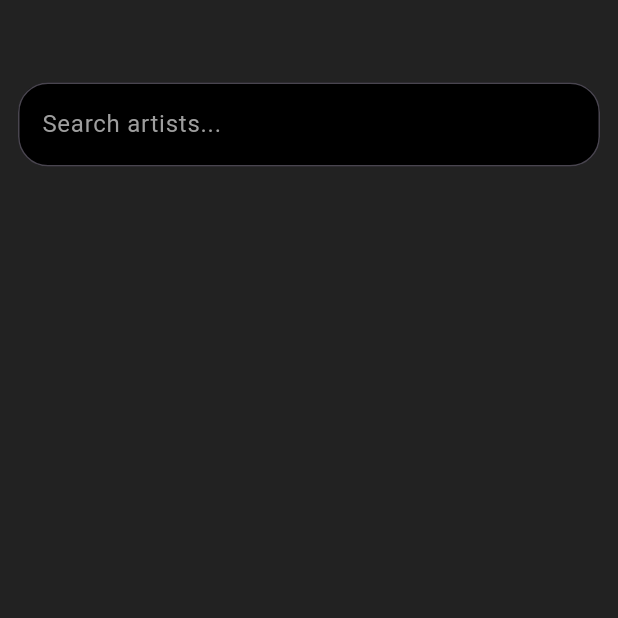
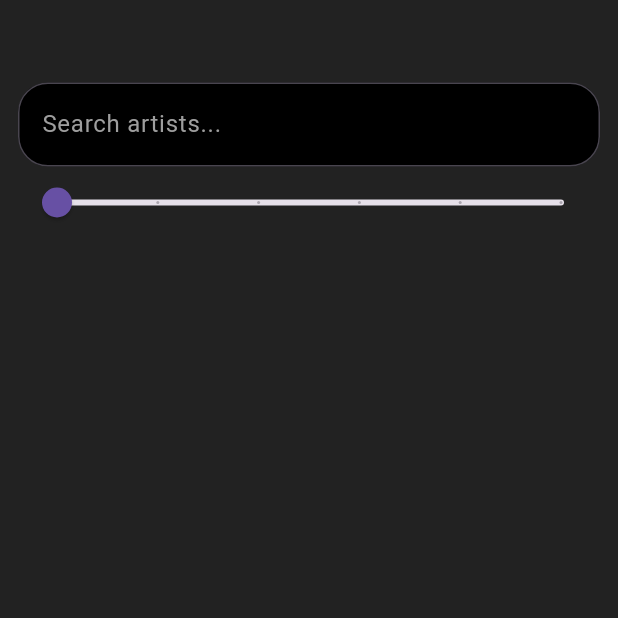
Before and after one commit to keyboredwarrior/duple, a Flutter app: the DiscoveryPage screen opened directly, on a phone screen of 412 x 824 dp, the top half of it. Run offline on Flutter 3.47's test engine with Material 3 defaults, Android fonts, the phone set to English and light mode, and no system bars; our stand-ins replace cloud_firestore, firebase_auth, firebase_core, geolocator, google_nav_bar; accounts and stored records are empty; statements that could not run were skipped.

Commit message:
fetch artist accounts

```diff
--- a/duple/lib/database/firestore.dart
+++ b/duple/lib/database/firestore.dart
@@ -19,19 +19,10 @@ class FirestoreDatabase {
   User? user = FirebaseAuth.instance.currentUser;
 
   // get Posts collection from firebase
-  final CollectionReference posts = FirebaseFirestore.instance.collection('Posts');
-
-  // make a post
-  Future<void> addPost(String message){
-    return posts.add({
-      'UserEmail': user!.email,
-      'PostMessage': message,
-      'TimeStamp': Timestamp.now(),
-    });
-  }
+  final CollectionReference posts = FirebaseFirestore.instance.collection('Artists');
 
   // read posts from database
-  Stream<QuerySnapshot> getPostsStream(){
+  Stream<QuerySnapshot> getArtistsStream(){
     final postsStream = FirebaseFirestore.instance.collection('Posts').orderBy('TimeStamp', descending: true).snapshots();
     return postsStream;
   }
@@ -44,5 +35,14 @@ class FirestoreDatabase {
     }
     in home page; final FirestoreDatabase firestore = FirestoreDatabase();
 
+      // make a post
+  Future<void> addPost(String message){
+    return posts.add({
+      'UserEmail': user!.email,
+      'PostMessage': message,
+      'TimeStamp': Timestamp.now(),
+    });
+  }
+
   */
 }
--- a/duple/lib/pages/universal/discovery_page.dart
+++ b/duple/lib/pages/universal/discovery_page.dart
@@ -1,28 +1,23 @@
 // ignore_for_file: unused_element, prefer_const_constructors, must_be_immutable
 
+import 'package:cloud_firestore/cloud_firestore.dart';
 import 'package:duple/database/firestore.dart';
+import 'package:firebase_auth/firebase_auth.dart';
 import 'package:flutter/material.dart';
-import 'package:geolocator/geolocator.dart';
 
-class DiscoveryPage extends StatelessWidget{
-  TextEditingController searchController = TextEditingController();
-  final FirestoreDatabase database = FirestoreDatabase();
+class DiscoveryPage extends StatefulWidget{
+
   DiscoveryPage({super.key});
 
-  Future<List<double>> getCurrentLocation() async{
-    // prompts the user to allow location services
-    LocationPermission perms = await Geolocator.checkPermission();
-    if (perms == LocationPermission.denied) {
-      perms = await Geolocator.requestPermission();
-    }
-    // fetch user location
-    // ignore: deprecated_member_use
-    Position position = await Geolocator.getCurrentPosition(desiredAccuracy: LocationAccuracy.high);
-    // returns latitude and longitude of user in list form
-    List<double> latLong = [position.latitude, position.longitude];
+  @override
+  State<DiscoveryPage> createState() => _DiscoveryPageState();
+}
 
-    return latLong;
-  }
+class _DiscoveryPageState extends State<DiscoveryPage> {
+  final FirestoreDatabase database = FirestoreDatabase();
+
+  TextEditingController searchController = TextEditingController();
+  double _currentSliderValue = 50;
 
   @override
   Widget build(BuildContext context){
@@ -44,6 +39,46 @@ class DiscoveryPage extends StatelessWidget{
                 ),
                 style: TextStyle(color: Colors.white),
               ),
+
+              Slider(
+                value: _currentSliderValue,
+                min: 50,
+                max: 300,
+                divisions: 5,
+                label: _currentSliderValue.round().toString(),
+                onChanged: (double value) {
+                  setState(() {
+                    _currentSliderValue = value;
+                  });
+                },
+              ),
+
+              StreamBuilder<QuerySnapshot>(
+                stream: FirebaseFirestore.instance.collection('Artists').snapshots(),
+                builder: (context,snapshot){
+                  List<Row> artistWidgets = [];
+
+                  if(snapshot.hasData){
+                    final artists = snapshot.data?.docs.reversed.toList();
+                    for(var artist in artists!){
+                      final artistWidget = Row(
+                        children: [
+                          Text(artist['username'])
+                        ],
+                      );
+                      artistWidgets.add(artistWidget);
+                    }
+
+                  }
+
+                  return Expanded(
+                    child: ListView(
+                      children: artistWidgets,
+                    ),
+                  );
+                },
+
+              ),
             ],
           )
         ),
--- a/duple/lib/pages/universal/home_page.dart
+++ b/duple/lib/pages/universal/home_page.dart
@@ -14,7 +14,7 @@ class HomePage extends StatelessWidget{
       body: Column(
         children: [
           StreamBuilder(
-            stream: database.getPostsStream(),
+            stream: database.getArtistsStream(),
             builder: (context,snapshot) {
               if(snapshot.connectionState == ConnectionState.waiting) {
                 return Center(
```
